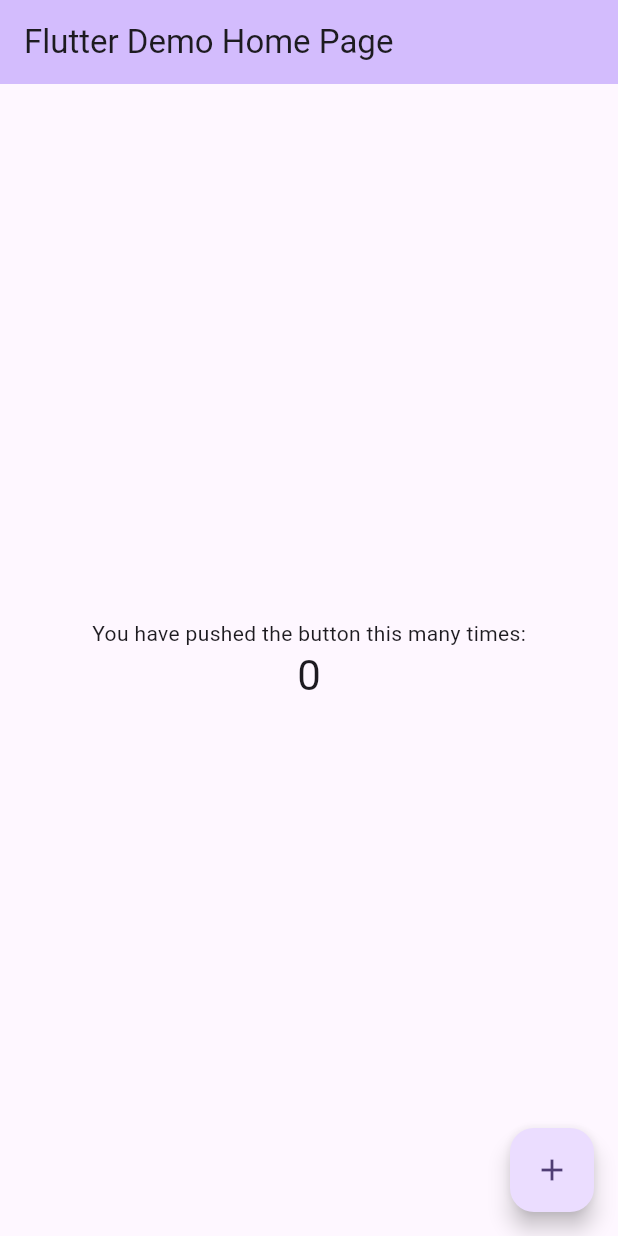
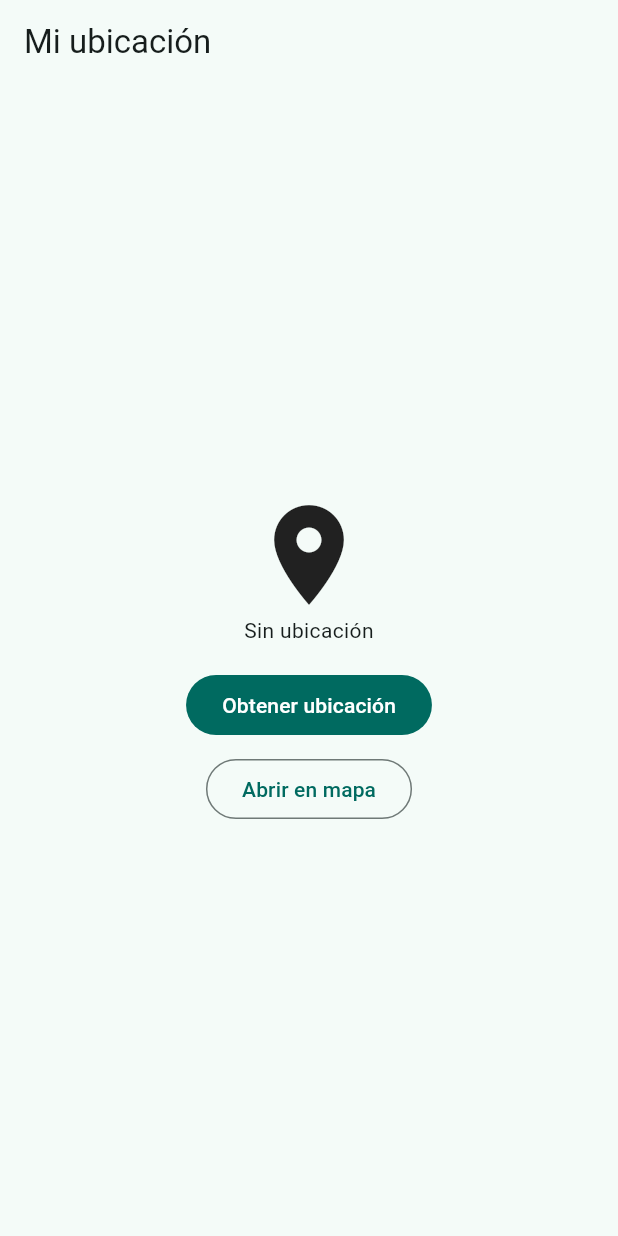
Before and after one commit to ckjosu/practica-5-api, a Flutter app: the screen it shows after launch, on a phone screen of 412 x 824 dp. Run offline on Flutter 3.47's test engine with Material 3 defaults, Android fonts, the phone set to English and light mode, and no system bars; our stand-ins replace geolocator.

Commit message:
feat: ejemplo guiado practica 08 geolocalizacion

```diff
--- a/lib/main.dart
+++ b/lib/main.dart
@@ -1,122 +1,99 @@
 import 'package:flutter/material.dart';
+import 'package:geolocator/geolocator.dart';
+import 'package:url_launcher/url_launcher.dart';
 
-void main() {
-  runApp(const MyApp());
+void main() => runApp(MaterialApp(
+      debugShowCheckedModeBanner: false,
+      theme: ThemeData(colorSchemeSeed: Colors.teal, useMaterial3: true),
+      home: const UbicacionPage(),
+    ));
+
+class UbicacionPage extends StatefulWidget {
+  const UbicacionPage({super.key});
+  @override
+  State<UbicacionPage> createState() => _UbicacionPageState();
 }
 
-class MyApp extends StatelessWidget {
-  const MyApp({super.key});
+class _UbicacionPageState extends State<UbicacionPage> {
+  Position? posicion;
+  String mensaje = 'Sin ubicación';
 
-  // This widget is the root of your application.
-  @override
-  Widget build(BuildContext context) {
-    return MaterialApp(
-      title: 'Flutter Demo',
-      theme: ThemeData(
-        // This is the theme of your application.
-        //
-        // TRY THIS: Try running your application with "flutter run". You'll see
-        // the application has a purple toolbar. Then, without quitting the app,
-        // try changing the seedColor in the colorScheme below to Colors.green
-        // and then invoke "hot reload" (save your changes or press the "hot
-        // reload" button in a Flutter-supported IDE, or press "r" if you used
-        // the command line to start the app).
-        //
-        // Notice that the counter didn't reset back to zero; the application
-        // state is not lost during the reload. To reset the state, use hot
-        // restart instead.
-        //
-        // This works for code too, not just values: Most code changes can be
-        // tested with just a hot reload.
-        colorScheme: .fromSeed(seedColor: Colors.deepPurple),
+  Future<void> obtener() async {
+    setState(() => mensaje = 'Buscando ubicación...');
+    try {
+      if (!await Geolocator.isLocationServiceEnabled()) {
+        setState(() => mensaje = 'Activa el servicio de ubicación');
+        return;
+      }
+      var permiso = await Geolocator.checkPermission();
+      if (permiso == LocationPermission.denied) {
+        permiso = await Geolocator.requestPermission();
+      }
+      if (permiso == LocationPermission.denied ||
+          permiso == LocationPermission.deniedForever) {
+        setState(() => mensaje = 'Permiso de ubicación no disponible');
+        return;
+      }
+      final p = await Geolocator.getCurrentPosition(
+        locationSettings: const LocationSettings(
+          accuracy: LocationAccuracy.high,
+          timeLimit: Duration(seconds: 15),
         ),
-      home: const MyHomePage(title: 'Flutter Demo Home Page'),
       );
+      setState(() {
+        posicion = p;
+        mensaje = 'Ubicación obtenida';
+      });
+    } catch (e) {
+      setState(() => mensaje = 'Error al obtener ubicación: $e');
     }
   }
 
-class MyHomePage extends StatefulWidget {
-  const MyHomePage({super.key, required this.title});
-
-  // This widget is the home page of your application. It is stateful, meaning
-  // that it has a State object (defined below) that contains fields that affect
-  // how it looks.
-
-  // This class is the configuration for the state. It holds the values (in this
-  // case the title) provided by the parent (in this case the App widget) and
-  // used by the build method of the State. Fields in a Widget subclass are
-  // always marked "final".
-
-  final String title;
-
-  @override
-  State<MyHomePage> createState() => _MyHomePageState();
+  Future<void> abrirMapa() async {
+    if (posicion == null) {
+      setState(() => mensaje = 'Primero obtén la ubicación');
+      return;
     }
-
-class _MyHomePageState extends State<MyHomePage> {
-  int _counter = 0;
-
-  void _incrementCounter() {
-    setState(() {
-      // This call to setState tells the Flutter framework that something has
-      // changed in this State, which causes it to rerun the build method below
-      // so that the display can reflect the updated values. If we changed
-      // _counter without calling setState(), then the build method would not be
-      // called again, and so nothing would appear to happen.
-      _counter++;
-    });
+    final uri = Uri.parse(
+        'https://www.google.com/maps/search/?api=1&query=${posicion!.latitude},${posicion!.longitude}');
+    try {
+      var ok = await launchUrl(uri, mode: LaunchMode.externalApplication);
+      if (!ok) ok = await launchUrl(uri, mode: LaunchMode.platformDefault);
+      if (!ok) setState(() => mensaje = 'No se pudo abrir el mapa');
+    } catch (e) {
+      setState(() => mensaje = 'Error al abrir el mapa: $e');
+    }
   }
 
   @override
-  Widget build(BuildContext context) {
-    // This method is rerun every time setState is called, for instance as done
-    // by the _incrementCounter method above.
-    //
-    // The Flutter framework has been optimized to make rerunning build methods
-    // fast, so that you can just rebuild anything that needs updating rather
-    // than having to individually change instances of widgets.
-    return Scaffold(
-      appBar: AppBar(
-        // TRY THIS: Try changing the color here to a specific color (to
-        // Colors.amber, perhaps?) and trigger a hot reload to see the AppBar
-        // change color while the other colors stay the same.
-        backgroundColor: Theme.of(context).colorScheme.inversePrimary,
-        // Here we take the value from the MyHomePage object that was created by
-        // the App.build method, and use it to set our appbar title.
-        title: Text(widget.title),
+  Widget build(BuildContext context) => Scaffold(
+        appBar: AppBar(title: const Text('Mi ubicación')),
+        body: Center(
+          child: Padding(
+            padding: const EdgeInsets.all(24),
+            child: Column(
+              mainAxisAlignment: MainAxisAlignment.center,
+              children: [
+                const Icon(Icons.location_on, size: 80),
+                Text(mensaje, textAlign: TextAlign.center),
+                if (posicion != null) ...[
+                  Text('Latitud: ${posicion!.latitude}'),
+                  Text('Longitud: ${posicion!.longitude}'),
+                  Text('Precisión: ${posicion!.accuracy} m'),
+                ],
+                const SizedBox(height: 16),
+                FilledButton(
+                  onPressed: obtener,
+                  child: const Text('Obtener ubicación'),
                 ),
-      body: Center(
-        // Center is a layout widget. It takes a single child and positions it
-        // in the middle of the parent.
-        child: Column(
-          // Column is also a layout widget. It takes a list of children and
-          // arranges them vertically. By default, it sizes itself to fit its
-          // children horizontally, and tries to be as tall as its parent.
-          //
-          // Column has various properties to control how it sizes itself and
-          // how it positions its children. Here we use mainAxisAlignment to
-          // center the children vertically; the main axis here is the vertical
-          // axis because Columns are vertical (the cross axis would be
-          // horizontal).
-          //
-          // TRY THIS: Invoke "debug painting" (choose the "Toggle Debug Paint"
-          // action in the IDE, or press "p" in the console), to see the
-          // wireframe for each widget.
-          mainAxisAlignment: .center,
-          children: [
-            const Text('You have pushed the button this many times:'),
-            Text(
-              '$_counter',
-              style: Theme.of(context).textTheme.headlineMedium,
+                const SizedBox(height: 8),
+                OutlinedButton(
+                  onPressed: abrirMapa,
+                  child: const Text('Abrir en mapa'),
                 ),
               ],
             ),
           ),
-      floatingActionButton: FloatingActionButton(
-        onPressed: _incrementCounter,
-        tooltip: 'Increment',
-        child: const Icon(Icons.add),
         ),
       );
 }
-}
--- a/pubspec.yaml
+++ b/pubspec.yaml
@@ -35,6 +35,8 @@ dependencies:
   # Use with the CupertinoIcons class for iOS style icons.
   cupertino_icons: ^1.0.8
   http: ^1.6.0
+  geolocator: ^14.1.2
+  url_launcher: ^6.3.3
 
 dev_dependencies:
   flutter_test:
```
Also changed, not shown: pubspec.lock, 8 other files. Lines whose indentation alone changed are shown as unchanged.
